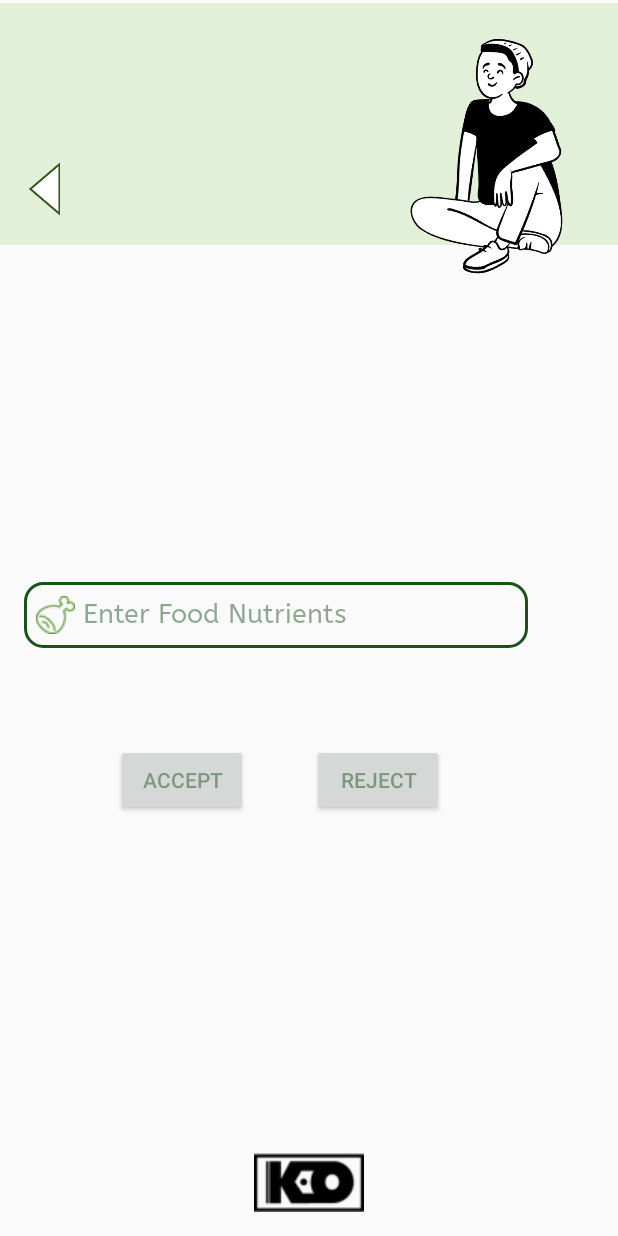
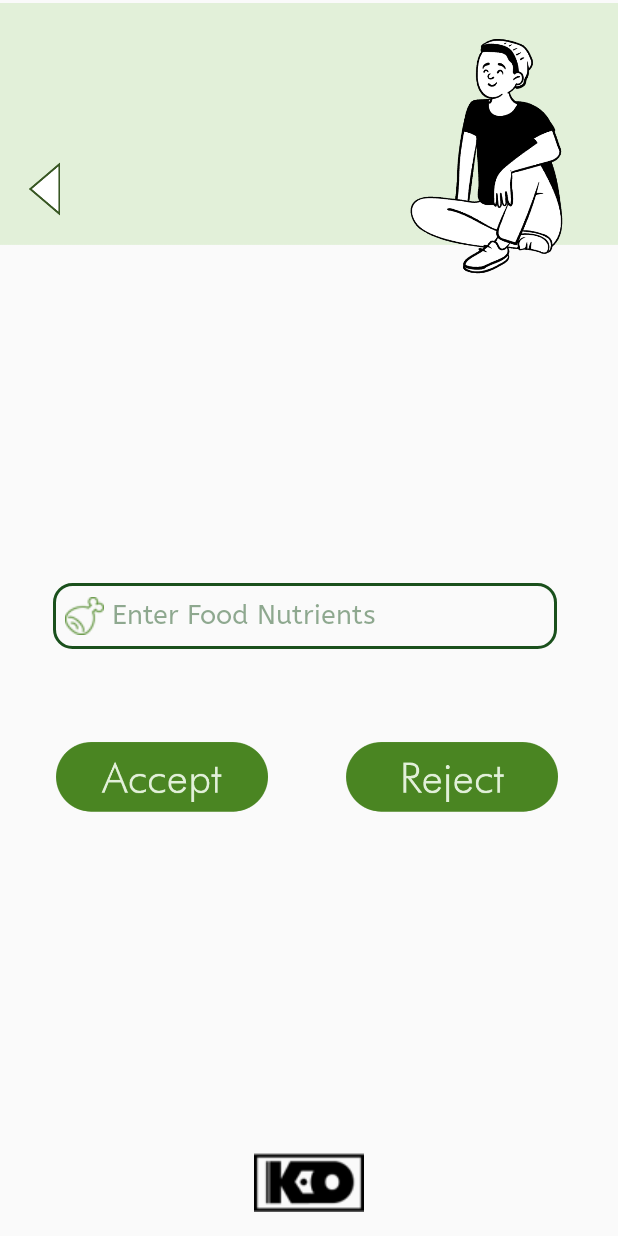
Before and after one commit to Charles2005/FoodVision, an Android app: the VerificationCard screen opened directly, with no data from a screen before it, on a phone screen of 412 x 824 dp. Run offline under Robolectric (Android 15) with nearby library versions, the phone set to English and light mode, and no system bars.

Commit message:
aesthetics adjustments

```diff
--- a/app/src/main/res/layout/admindashboard.xml
+++ b/app/src/main/res/layout/admindashboard.xml
@@ -24,13 +24,12 @@
         android:layout_width="276dp"
         android:layout_height="58dp"
         android:layout_marginTop="36dp"
-        android:layout_marginBottom="24dp"
+        android:background="@drawable/verification"
         android:scaleType="fitCenter"
-        android:background="@null"
         app:layout_constraintEnd_toEndOf="parent"
         app:layout_constraintStart_toStartOf="parent"
         app:layout_constraintTop_toBottomOf="@+id/imageView5"
-        app:srcCompat="@drawable/acbutton" />
+        app:srcCompat="@drawable/verification" />
 
 
     <ImageButton
--- a/app/src/main/res/layout/verificationpage.xml
+++ b/app/src/main/res/layout/verificationpage.xml
@@ -70,7 +70,7 @@
         android:id="@+id/newNutrients"
         android:layout_width="336dp"
         android:layout_height="44dp"
-        android:layout_marginBottom="64dp"
+        android:layout_marginBottom="60dp"
         android:background="@drawable/edit_text_border"
         android:drawableLeft="@drawable/nutrient"
         android:drawablePadding="5dp"
@@ -83,31 +83,30 @@
         android:textColorHint="#7E205522"
         app:layout_constraintBottom_toTopOf="@+id/verify"
         app:layout_constraintEnd_toEndOf="parent"
-        app:layout_constraintHorizontal_bias="0.213"
+        app:layout_constraintHorizontal_bias="0.466"
         app:layout_constraintStart_toStartOf="parent"
         tools:ignore="MissingConstraints" />
 
     <Button
         android:id="@+id/verify"
-        android:layout_width="wrap_content"
-        android:layout_height="wrap_content"
-        android:layout_marginStart="64dp"
-        android:layout_marginBottom="224dp"
-        android:text="Accept"
+        android:layout_width="141dp"
+        android:layout_height="59dp"
+        android:layout_marginBottom="216dp"
+        android:background="@drawable/acceptbutton"
         android:textColor="#7E205522"
         app:layout_constraintBottom_toTopOf="@+id/imageView20"
         app:layout_constraintEnd_toStartOf="@+id/reject"
-        app:layout_constraintHorizontal_bias="0.239"
+        app:layout_constraintHorizontal_bias="0.418"
         app:layout_constraintStart_toStartOf="parent" />
 
     <Button
         android:id="@+id/reject"
-        android:layout_width="wrap_content"
-        android:layout_height="wrap_content"
+        android:layout_width="141dp"
+        android:layout_height="59dp"
         android:layout_marginTop="60dp"
-        android:layout_marginEnd="116dp"
-        android:layout_marginBottom="224dp"
-        android:text="Reject"
+        android:layout_marginEnd="40dp"
+        android:layout_marginBottom="216dp"
+        android:background="@drawable/rejectbutton"
         android:textColor="#7E205522"
         app:layout_constraintBottom_toTopOf="@+id/imageView20"
         app:layout_constraintEnd_toEndOf="parent"
```
Also changed, not shown: app/src/main/res/drawable-v24/acceptbutton.png (added), app/src/main/res/drawable-v24/rejectbutton.png (added), app/src/main/res/drawable-v24/verification.png (added).
